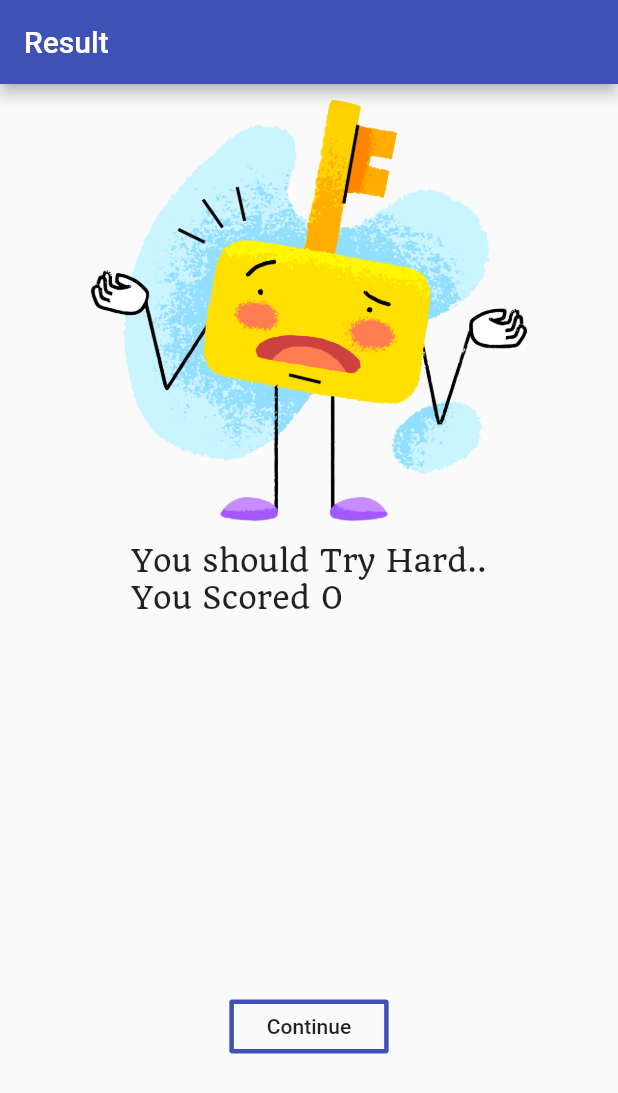
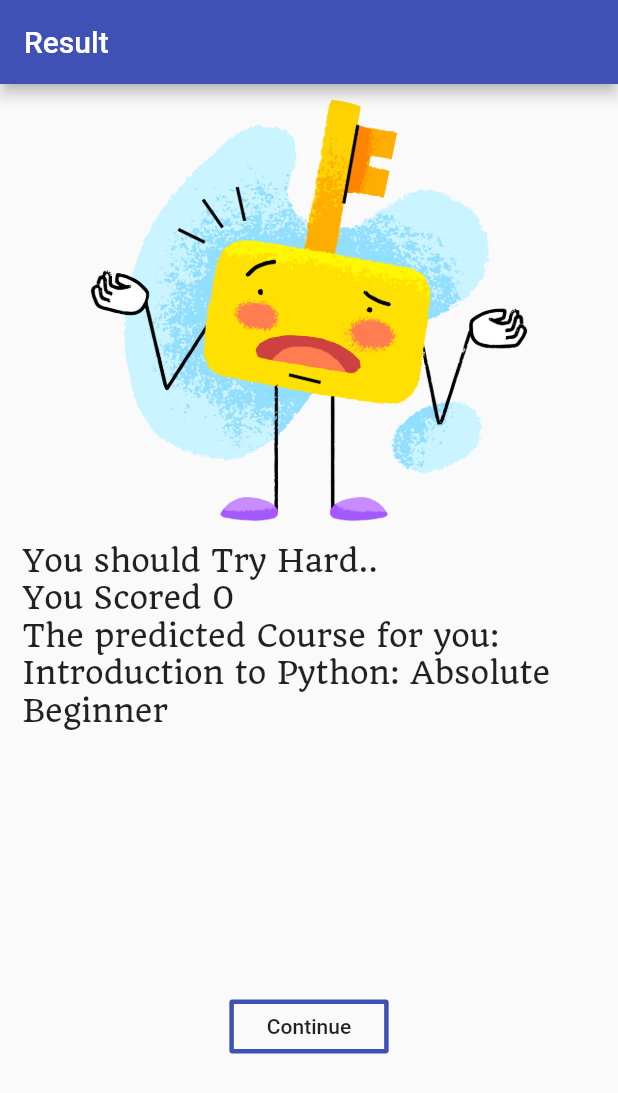
Before and after one commit to Cyclostone/Project-Incept, a Flutter app: the ResultPage screen opened directly with empty values, on a phone screen of 412 x 824 dp. Shown: the top 1093 px of the screen. Run offline on Flutter 3.47's test engine with Material 2 defaults, Android fonts, the phone set to English and light mode, and no system bars; project files that could hold a hidden picture were left out.

Commit message:
Adding Demo Snippets

```diff
--- a/assets/python.json
+++ b/assets/python.json
@@ -37,6 +37,7 @@
             "d": "stderr"
         },
         "5": {
+
             "a": "typedef",
             "b": "typeof",
             "c": "type",
--- a/lib/quizpage.dart
+++ b/lib/quizpage.dart
@@ -8,7 +8,7 @@ class Getjson extends StatelessWidget{
   @override
   Widget build(BuildContext context) {
     return FutureBuilder(
-      future: DefaultAssetBundle.of(context).loadString("assets/python.json"),
+      future: DefaultAssetBundle.of(context).loadString("assets/cpp.json"),
       builder: (context, snapshot){
         List mydata = json.decode(snapshot.data.toString());
         if(mydata == null){
--- a/lib/resultpage.dart
+++ b/lib/resultpage.dart
@@ -20,17 +20,29 @@ class _ResultPageState extends State<ResultPage> {
 
   @override
   void initState(){
-    if(marks<20){
+    if(marks<7){
       image = images[2];
-      message = "You should Try Hard..\n" + "You Scored $marks";
+      message = "You should Try Hard..\n" + "You Scored $marks\n" + "The predicted Course for you: Introduction to Python: Absolute Beginner";
+    }
+    else if(marks < 14){
+      image = images[1];
+      message = "You can Do Better..\n" + "You Scored $marks\n" + "The predicted Course for you: Introduction to Computer Science and Programming Using Python";
+    }
+    else if(marks < 21){
+      image = images[1];
+      message = "You can Do Better..\n" + "You Scored $marks\n" + "The predicted Course for you: Python and Django Full Stack Web Developer Bootcamp";
+    }
+    else if(marks < 28){
+      image = images[1];
+      message = "You can Do Better..\n" + "You Scored $marks\n" + "The predicted Course for you: Python I: Essentials";
     }
     else if(marks < 35){
       image = images[1];
-      message = "You can Do Better..\n" + "You Scored $marks";
+      message = "You can Do Better..\n" + "You Scored $marks\n" + "The predicted Course for you: Georgia Tech: Introduction to Computing in Python";
     }
     else{
       image = images[0];
-      message = "Congrats! You did very well!\n" + "You Scored $marks";
+      message = "Congrats! You did very well!\n" + "You Scored $marks" + "The predicted Course for you: AI Programming with Python";
     }
     super.initState();
   }
```
Also changed, not shown: lib/comp.dart (deleted, +0 -27 lines).
